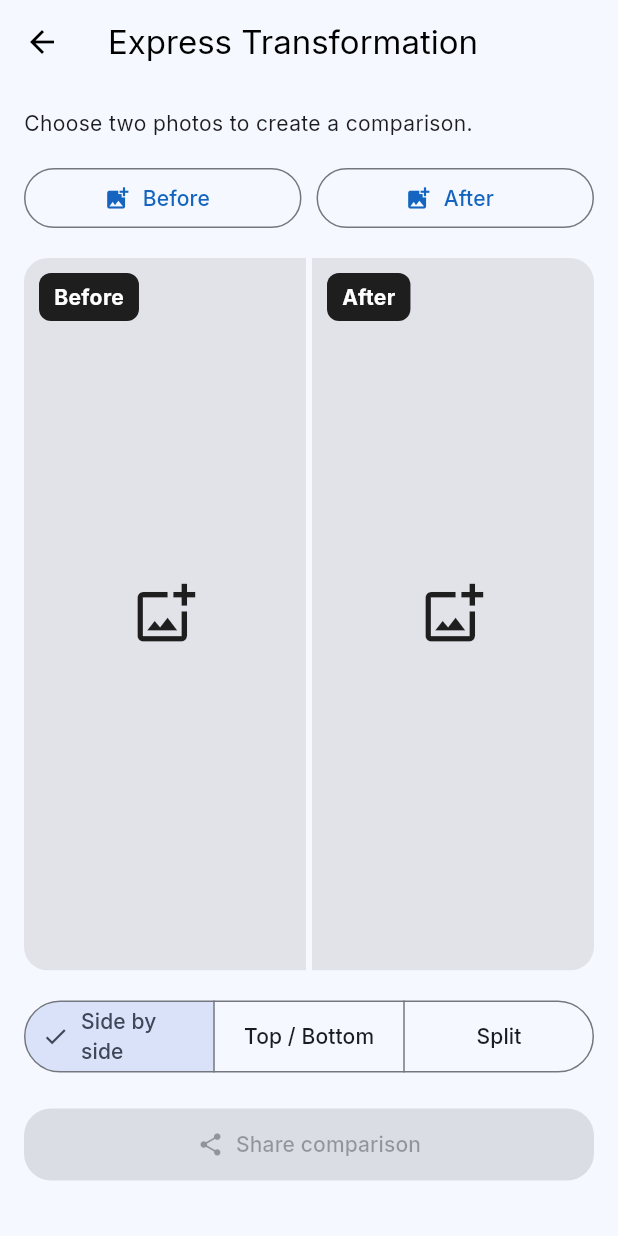
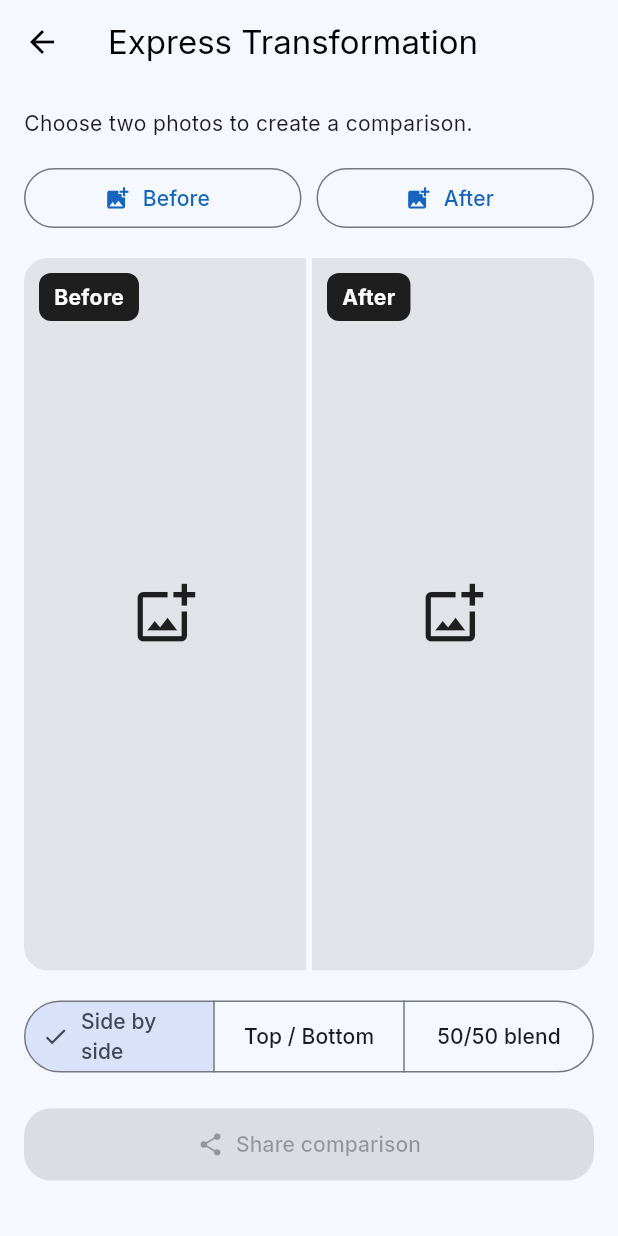
Before and after one commit to jaymonni/Avant-Apres, a Flutter app: the ExpressScreen screen opened directly, on a phone screen of 412 x 824 dp. Run offline on Flutter 3.47's test engine with Material 3 defaults, Android fonts, the light colour scheme and no system bars; our stand-ins replace google_fonts, google_mobile_ads, image_picker, in_app_review, share_plus, shared_preferences; missing offline and left inert: crop_your_image; accounts and stored records are empty.

Commit message:
Make Express 50/50 fusion visually distinct from side-by-side

```diff
--- a/lib/screens/express_screen.dart
+++ b/lib/screens/express_screen.dart
@@ -98,14 +98,33 @@ class _ExpressScreenState extends State<ExpressScreen> {
     if (_layout == 1) {
       return Column(children: [first, const SizedBox(height: 3), second]);
     }
-    if (_layout == 2) {
+    if (_layout == 2 && _before != null && _after != null) {
       return Stack(fit: StackFit.expand, children: [
-        Row(children: [first, second]),
-        const Center(child: VerticalDivider(width: 3, thickness: 3, color: Colors.white)),
+        Image.file(File(_before!.path), fit: BoxFit.cover),
+        ClipPath(
+          clipper: _RightHalfClipper(),
+          child: Image.file(File(_after!.path), fit: BoxFit.cover),
+        ),
+        const Center(child: VerticalDivider(width: 2, thickness: 2, color: Colors.white)),
+        Positioned(top: 10, left: 10, child: _fusionLabel(AppStrings.before)),
+        Positioned(top: 10, right: 10, child: _fusionLabel(AppStrings.after)),
       ]);
     }
     return Row(children: [first, const SizedBox(width: 4), second]);
   }
+
+  Widget _fusionLabel(String label) => DecoratedBox(
+    decoration: BoxDecoration(
+      color: Colors.black87,
+      borderRadius: BorderRadius.circular(8),
+    ),
+    child: Padding(
+      padding: const EdgeInsets.symmetric(horizontal: 10, vertical: 6),
+      child: Text(label, style: const TextStyle(
+        color: Colors.white, fontWeight: FontWeight.bold,
+      )),
+    ),
+  );
 
   Future<void> _share() async {
     if (_before == null || _after == null || _busy) return;
@@ -176,7 +195,7 @@ class _ExpressScreenState extends State<ExpressScreen> {
             segments: [
               ButtonSegment(value: 0, label: Text(_tr('Côte à côte', 'Side by side', 'Lado a lado', 'Lado a lado'))),
               ButtonSegment(value: 1, label: Text(_tr('Haut / Bas', 'Top / Bottom', 'Arriba / Abajo', 'Cima / Baixo'))),
-              ButtonSegment(value: 2, label: Text(_tr('Séparé', 'Split', 'Dividido', 'Dividido'))),
+              ButtonSegment(value: 2, label: Text(_tr('Fusion 50/50', '50/50 blend', 'Fusión 50/50', 'Fusão 50/50'))),
             ],
             selected: {_layout},
             onSelectionChanged: (value) => setState(() => _layout = value.first),
@@ -195,3 +214,12 @@ class _ExpressScreenState extends State<ExpressScreen> {
     );
   }
 }
+
+class _RightHalfClipper extends CustomClipper<Path> {
+  @override
+  Path getClip(Size size) => Path()
+    ..addRect(Rect.fromLTWH(size.width / 2, 0, size.width / 2, size.height));
+
+  @override
+  bool shouldReclip(covariant _RightHalfClipper oldClipper) => false;
+}
```
